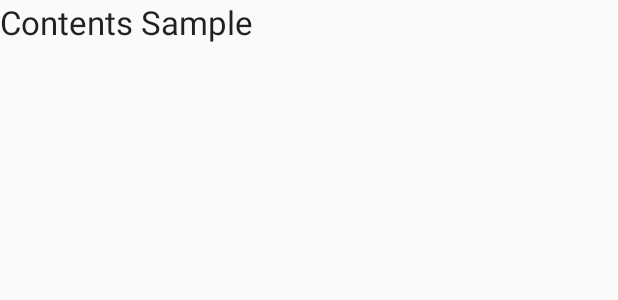
After one commit to man-ramen-black/JustApp, an Android app: the layout fragment_contents_sample.xml on its own in the app's theme, with its tools: preview values and no code run, on a phone screen of 412 x 824 dp. The commit adds this screen. Shown: the top 300 px of the screen. Run offline under Robolectric (Android 15) with nearby library versions, the phone set to English and light mode, and no system bars.

Commit message:
기능: activity, fragment, databinding 틀 개발

```diff
--- a/app/build.gradle
+++ b/app/build.gradle
@@ -2,6 +2,7 @@ plugins {
     id "com.android.application"
     id "kotlin-android"
     id "kotlin-android-extensions"
+    id "kotlin-kapt"
 }
 
 android {
@@ -24,6 +25,9 @@ android {
     kotlinOptions {
         jvmTarget = '1.8'
     }
+    dataBinding {
+        enabled = true
+    }
 }
 
 dependencies {
--- /dev/null
+++ b/app/src/main/res/layout/fragment_contents_sample.xml
@@ -0,0 +1,13 @@
+<?xml version="1.0" encoding="utf-8"?>
+<layout xmlns:android="http://schemas.android.com/apk/res/android">
+    <LinearLayout
+        android:layout_width="match_parent"
+        android:layout_height="match_parent">
+        <TextView
+            android:layout_width="wrap_content"
+            android:layout_height="wrap_content"
+            style="@style/TextAppearance.AppCompat.Large"
+            android:text="Contents Sample"
+            />
+    </LinearLayout>
+</layout>
```
Also changed, not shown: app/src/main/java/com/black/study/MainActivity.kt (+11 -6 lines), app/src/main/java/com/black/study/base/BaseActivity.kt (added, +21 -0 lines), app/src/main/java/com/black/study/base/BaseFragment.kt (added, +40 -0 lines), app/src/main/java/com/black/study/contents/ContentsFragment.kt (added, +8 -0 lines), app/src/main/java/com/black/study/contents/ContentsListFragment.kt (added, +45 -0 lines), app/src/main/java/com/black/study/contents/contentsSample/ContentsSampleFragment.kt (added, +10 -0 lines), app/src/main/res/layout/activity_main.xml (+5 -10 lines), app/src/main/res/layout/fragment_contents_list.xml (added, +12 -0 lines).
